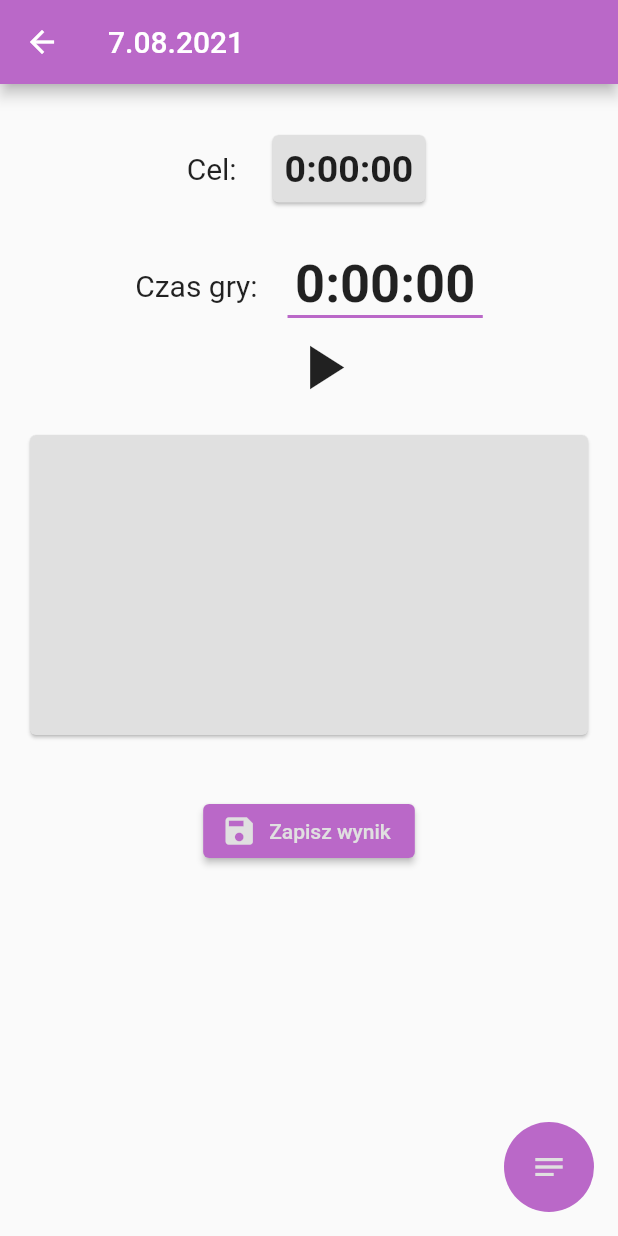
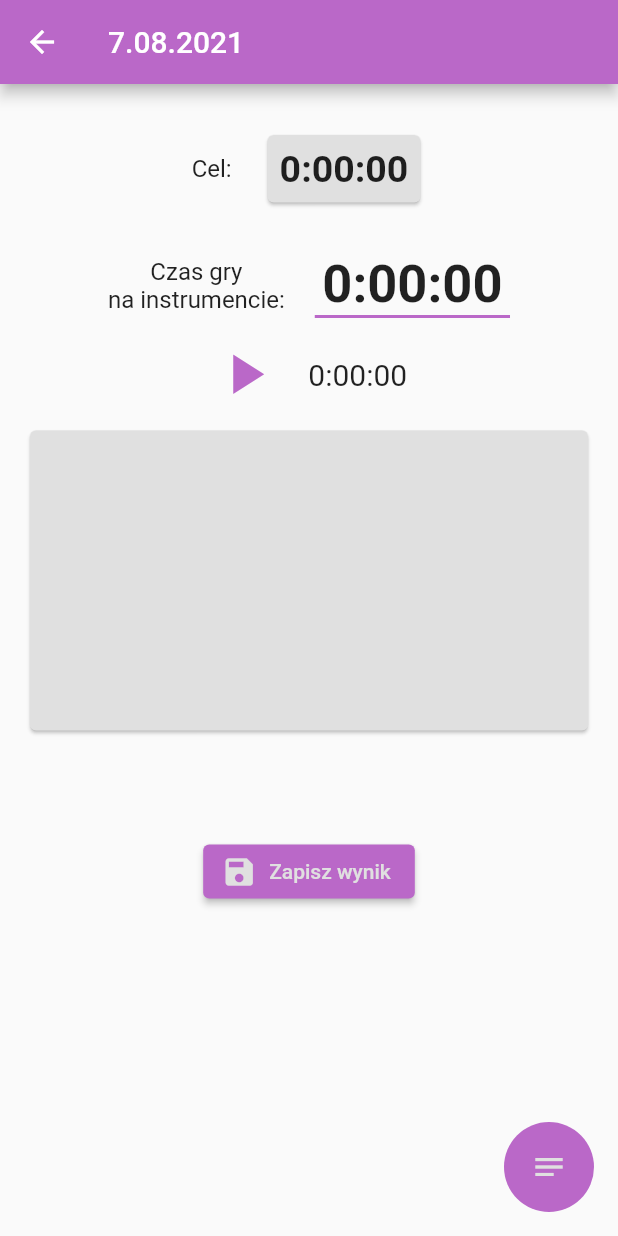
Before and after one commit to Michal-Szkoda-91/music_callendar, a Flutter app: the MusicEventAddingScreen screen opened directly with empty values, on a phone screen of 412 x 824 dp. Run offline on Flutter 3.47's test engine with Material 2 defaults, Android fonts, the phone set to English and light mode, and no system bars; our stand-ins replace community_material_icon, sqflite, table_calendar, wakelock; missing offline and left inert: record; accounts and stored records are empty; statements that could not run were skipped.

Commit message:
dodano opcje nasluchu

```diff
--- a/lib/builders/default_builder.dart
+++ b/lib/builders/default_builder.dart
@@ -22,7 +22,7 @@ class DefaultBuilder extends StatefulWidget {
 class _DefaultBuilderState extends State<DefaultBuilder> {
   final GlobalMethods globalMethods = GlobalMethods();
 
-  MusicEvent event = MusicEvent(id: '', playTime: 0, targetTime: 0, note: '');
+  MusicEvent event = MusicEvent(id: '', playTime: 0, targetTime: 0, generalTime: 0, note: '');
 
   @override
   Widget build(BuildContext context) {
--- a/lib/builders/holiday_builder.dart
+++ b/lib/builders/holiday_builder.dart
@@ -22,7 +22,8 @@ class HolidayBuilder extends StatefulWidget {
 class _HolidayBuilderState extends State<HolidayBuilder> {
   final GlobalMethods globalMethods = GlobalMethods();
 
-  MusicEvent event = MusicEvent(id: '', playTime: 0, targetTime: 0, note: '');
+  MusicEvent event =
+      MusicEvent(id: '', playTime: 0, generalTime: 0, targetTime: 0, note: '');
 
   @override
   Widget build(BuildContext context) {
--- a/lib/builders/selected_day_builder.dart
+++ b/lib/builders/selected_day_builder.dart
@@ -21,7 +21,7 @@ class SelectedDayBuilder extends StatefulWidget {
 class _SelectedDayBuilderState extends State<SelectedDayBuilder> {
   final GlobalMethods globalMethods = GlobalMethods();
 
-  MusicEvent event = MusicEvent(id: '', playTime: 0, targetTime: 0, note: '');
+  MusicEvent event = MusicEvent(id: '', playTime: 0,generalTime: 0, targetTime: 0, note: '');
 
   @override
   Widget build(BuildContext context) {
--- a/lib/builders/today_builder.dart
+++ b/lib/builders/today_builder.dart
@@ -22,7 +22,8 @@ class TodayBuilder extends StatefulWidget {
 class _TodayBuilderState extends State<TodayBuilder> {
   final GlobalMethods globalMethods = GlobalMethods();
 
-  MusicEvent event = MusicEvent(id: '', playTime: 0, targetTime: 0, note: '');
+  MusicEvent event =
+      MusicEvent(id: '', playTime: 0, generalTime: 0, targetTime: 0, note: '');
 
   @override
   Widget build(BuildContext context) {
--- a/lib/databaseHelper/databaseHelper.dart
+++ b/lib/databaseHelper/databaseHelper.dart
@@ -8,6 +8,7 @@ final musicEventTABLE = 'MusicEventTable';
 
 final String columnID = 'id';
 final String columnPlayTime = 'playTime';
+final String columnGenralTime = 'generalTime';
 final String columnTargetTime = 'targetTime';
 final String columnNote = 'note';
 
@@ -19,6 +20,7 @@ class DatabaseHelper {
           "$columnID TEXT PRIMARY KEY, "
           "$columnPlayTime INTEGER, "
           "$columnTargetTime INTEGER, "
+          "$columnGenralTime INTEGER, "
           "$columnNote TEXT"
           ")");
     }, version: 1);
--- a/lib/models/music_day_provider.dart
+++ b/lib/models/music_day_provider.dart
@@ -5,6 +5,7 @@ class MusicProvider with ChangeNotifier {
   MusicEvent _temporaryEvent = MusicEvent(
     id: '',
     playTime: 0,
+    generalTime: 0,
     targetTime: 1200,
     note: '',
   );
@@ -21,6 +22,10 @@ class MusicProvider with ChangeNotifier {
     _temporaryEvent.targetTime = time;
   }
 
+  void setGeneralTime(int time) {
+    _temporaryEvent.generalTime = time;
+  }
+
   void setDate(String id) {
     _temporaryEvent.id = id;
   }
--- a/lib/screens/music_event_adding_screen.dart
+++ b/lib/screens/music_event_adding_screen.dart
@@ -69,15 +69,7 @@ class _MusicEventAddingScreenState extends State<MusicEventAddingScreen> {
                 ),
                 PlayTimeRow(
                   playTime: widget.musicEvent.playTime,
-                ),
-                //Tutaj bedzie ekualizer
-                Card(
-                  margin: EdgeInsets.symmetric(horizontal: 20),
-                  child: Container(
-                    width: double.infinity,
-                    height: 200,
-                  ),
-                  color: Theme.of(context).primaryColor,
+                  generalTime: widget.musicEvent.generalTime,
                 ),
                 SizedBox(
                   height: 40,
@@ -104,6 +96,7 @@ class _MusicEventAddingScreenState extends State<MusicEventAddingScreen> {
       MusicEvent(
         id: data.temporaryMusicEvent.id,
         playTime: data.temporaryMusicEvent.playTime,
+        generalTime: data.temporaryMusicEvent.generalTime,
         targetTime: data.temporaryMusicEvent.targetTime,
         note: data.temporaryMusicEvent.note,
       ),
@@ -113,6 +106,7 @@ class _MusicEventAddingScreenState extends State<MusicEventAddingScreen> {
         MusicEvent(
           id: data.temporaryMusicEvent.id,
           playTime: data.temporaryMusicEvent.playTime,
+          generalTime: data.temporaryMusicEvent.generalTime,
           targetTime: data.temporaryMusicEvent.targetTime,
           note: data.temporaryMusicEvent.note,
         ),
@@ -159,6 +153,7 @@ class _MusicEventAddingScreenState extends State<MusicEventAddingScreen> {
                       MusicEvent(
                         id: data.temporaryMusicEvent.id,
                         playTime: data.temporaryMusicEvent.playTime,
+                        generalTime: data.temporaryMusicEvent.generalTime,
                         targetTime: data.temporaryMusicEvent.targetTime,
                         note: data.temporaryMusicEvent.note,
                       ),
@@ -168,6 +163,7 @@ class _MusicEventAddingScreenState extends State<MusicEventAddingScreen> {
                         MusicEvent(
                           id: data.temporaryMusicEvent.id,
                           playTime: data.temporaryMusicEvent.playTime,
+                          generalTime: data.temporaryMusicEvent.generalTime,
                           targetTime: data.temporaryMusicEvent.targetTime,
                           note: data.temporaryMusicEvent.note,
                         ),
--- a/lib/widgets/adding_event_button.dart
+++ b/lib/widgets/adding_event_button.dart
@@ -35,6 +35,7 @@ class AddingEventButton extends StatelessWidget {
           musicEvent: MusicEvent(
             id: '',
             playTime: 0,
+            generalTime: 0,
             targetTime: 1200,
             note: '',
           ),
--- a/lib/widgets/info_event_card.dart
+++ b/lib/widgets/info_event_card.dart
@@ -121,6 +121,7 @@ class InfoEventCard extends StatelessWidget {
           musicEvent: MusicEvent(
             id: musicEvent.id,
             playTime: musicEvent.playTime,
+            generalTime: musicEvent.generalTime,
             targetTime: musicEvent.targetTime,
             note: musicEvent.note,
           ),
--- a/lib/widgets/play_time_row.dart
+++ b/lib/widgets/play_time_row.dart
@@ -1,23 +1,45 @@
+// import 'package:flutter/material.dart';
+// import 'package:provider/provider.dart';
+// import 'package:record/record.dart';
+
+// import '../models/music_day_provider.dart';
+import 'dart:async';
+
 import 'package:flutter/material.dart';
+import 'package:music_callendar/models/music_day_provider.dart';
 import 'package:provider/provider.dart';
-
-import '../models/music_day_provider.dart';
+import 'package:record/record.dart';
 
 class PlayTimeRow extends StatefulWidget {
   final int playTime;
+  final int generalTime;
 
-  const PlayTimeRow({Key? key, required this.playTime}) : super(key: key);
+  const PlayTimeRow(
+      {Key? key, required this.playTime, required this.generalTime})
+      : super(key: key);
   @override
   _PlayTimeRowState createState() => _PlayTimeRowState();
 }
 
 class _PlayTimeRowState extends State<PlayTimeRow> {
   late Duration actualPlayTime;
-  bool _isCounting = false;
+  late Duration generalPlayTime;
+  bool _isListen = false;
+  final _audioRecorder = Record();
+  Amplitude? _amplitude;
+
   @override
   void initState() {
+    actualPlayTime = Duration(seconds: widget.playTime);
+    generalPlayTime = Duration(seconds: widget.generalTime);
+    _isListen = false;
     super.initState();
-    actualPlayTime = Duration(seconds: widget.playTime);
+  }
+
+  @override
+  void dispose() {
+    _audioRecorder.dispose();
+    super.dispose();
   }
 
   @override
@@ -32,8 +54,9 @@ class _PlayTimeRowState extends State<PlayTimeRow> {
             mainAxisAlignment: MainAxisAlignment.center,
             children: [
               Text(
-                'Czas gry:',
+                'Czas gry \nna instrumencie:',
                 style: _customStyleSmall(),
+                textAlign: TextAlign.center,
               ),
               const SizedBox(width: 20),
               Container(
@@ -53,38 +76,42 @@ class _PlayTimeRowState extends State<PlayTimeRow> {
               ),
             ],
           ),
-          //Temporary buuton to start and stop stoper
-
-          !_isCounting
-              ? IconButton(
-                  onPressed: () {
-                    incrasePlayTime();
-                    if (mounted) {
-                      setState(() {
-                        _isCounting = !_isCounting;
-                      });
-                    }
-                  },
-                  alignment: Alignment.center,
-                  icon: Icon(
-                    Icons.play_arrow,
-                    size: 50,
+          const SizedBox(height: 15),
+          Row(
+            mainAxisAlignment: MainAxisAlignment.center,
+            children: [
+              !_isListen
+                  ? InkWell(
+                      child: Icon(Icons.play_arrow,
+                          size: 45, color: Theme.of(context).accentColor),
+                      onTap: startListen,
+                    )
+                  : InkWell(
+                      child: Icon(Icons.stop,
+                          size: 45, color: Theme.of(context).accentColor),
+                      onTap: _stopListen,
                     ),
-                )
-              : IconButton(
-                  onPressed: () {
-                    if (mounted) {
-                      setState(() {
-                        _isCounting = !_isCounting;
-                      });
-                    }
-                  },
-                  alignment: Alignment.center,
-                  icon: Icon(
-                    Icons.pause,
-                    size: 50,
+              const SizedBox(width: 20),
+              Text(
+                '${generalPlayTime.toString().split(".")[0]}',
+                style: TextStyle(fontSize: 20),
               ),
+            ],
           ),
+          const SizedBox(height: 15),
+          Card(
+            margin: EdgeInsets.symmetric(horizontal: 20),
+            child: Container(
+              width: double.infinity,
+              height: 200,
+            ),
+            color: Theme.of(context).primaryColor,
+          ),
+          if (_amplitude != null) ...[
+            const SizedBox(height: 40),
+            Text('Current: ${_amplitude?.current ?? 0.0}'),
+            Text('Max: ${_amplitude?.max ?? 0.0}'),
+          ],
         ],
       ),
     );
@@ -92,7 +119,7 @@ class _PlayTimeRowState extends State<PlayTimeRow> {
 
   TextStyle _customStyleSmall() {
     return TextStyle(
-      fontSize: 20,
+      fontSize: 16,
       fontWeight: FontWeight.w400,
     );
   }
@@ -106,14 +133,44 @@ class _PlayTimeRowState extends State<PlayTimeRow> {
 
   void incrasePlayTime() {
     Future.delayed(Duration(seconds: 1)).then((value) {
-      if (mounted) {
       setState(() {
         actualPlayTime += Duration(seconds: 1);
       });
-      }
       Provider.of<MusicProvider>(context, listen: false)
           .setPlayTime(actualPlayTime.inSeconds);
-      if (_isCounting) incrasePlayTime();
+      if (_isListen) incrasePlayTime();
     });
   }
+
+  void incraseGeneralTime() {
+    Future.delayed(Duration(seconds: 1)).then((value) {
+      setState(() {
+        generalPlayTime += Duration(seconds: 1);
+      });
+      Provider.of<MusicProvider>(context, listen: false)
+          .setPlayTime(generalPlayTime.inSeconds);
+      if (_isListen) incraseGeneralTime();
+    });
   }
+
+  Future<void> startListen() async {
+    try {
+      if (await _audioRecorder.hasPermission()) {
+        await _audioRecorder.start();
+        bool isRecording = await _audioRecorder.isRecording();
+        setState(() {
+          _isListen = isRecording;
+        });
+        incraseGeneralTime();
+        print("START_______SLUCHANIE");
+      }
+    } catch (e) {
+      print(e);
+    }
+  }
+
+  Future<void> _stopListen() async {
+    _audioRecorder.stop();
+    setState(() => _isListen = false);
+  }
+}
--- a/lib/widgets/target_time_row.dart
+++ b/lib/widgets/target_time_row.dart
@@ -59,7 +59,7 @@ class _TargetTimeRowState extends State<TargetTimeRow> {
 
   TextStyle _customStyleSmall() {
     return TextStyle(
-      fontSize: 20,
+      fontSize: 16,
       fontWeight: FontWeight.w400,
     );
   }
--- a/pubspec.yaml
+++ b/pubspec.yaml
@@ -37,6 +37,8 @@ dependencies:
   provider: ^5.0.0
   community_material_icon: ^5.9.55
   wakelock: ^0.5.3+3
+  record: ^3.0.0
+
 
 
 
```
Also changed, not shown: lib/models/music_day_event.dart (+12 -6 lines), lib/widgets/table_callendar.dart (+7 -3 lines), pubspec.lock, 2 other files. Lines whose indentation alone changed are shown as unchanged.
